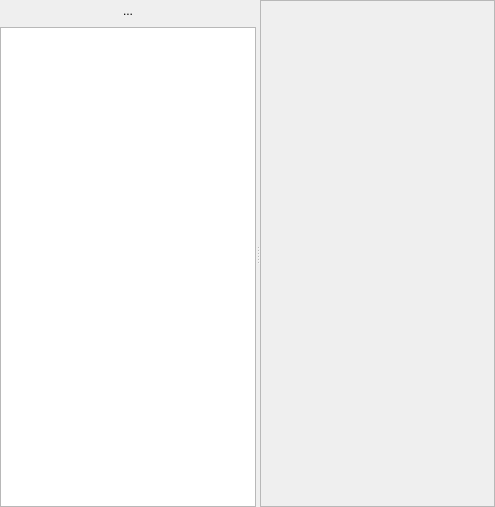
Before: the Qt Designer form src/ui/qgsdualviewbase.ui in carsmie/QGIS, drawn with Qt 5.
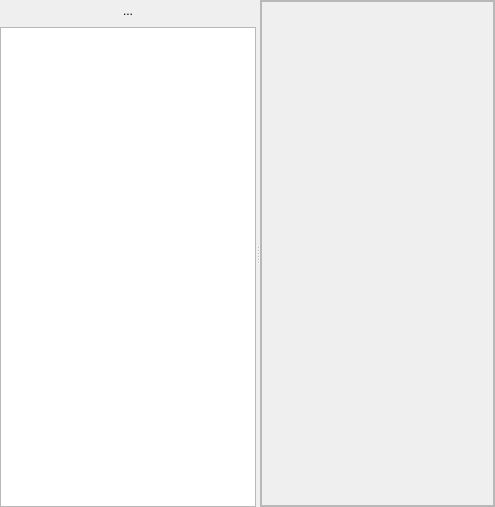
After: the same form once the commit is applied. The open tabs and pages were chosen to show the change. Icons and pictures are not drawn. Custom widgets are drawn as their Qt base class.

Commit message:
[FEATURE] Port editor widgets to new API
Create a new widget for for attribute form

fix #10281
fix #7319
fix #7013
fix #9335
fix #4417

Patch:
```diff
--- a/src/ui/qgsdualviewbase.ui
+++ b/src/ui/qgsdualviewbase.ui
@@ -92,12 +92,36 @@
        <property name="frameShadow">
         <enum>QFrame::Raised</enum>
        </property>
-       <layout class="QVBoxLayout" name="verticalLayout">
-        <property name="margin">
+       <layout class="QGridLayout" name="gridLayout">
+        <property name="leftMargin">
          <number>0</number>
         </property>
-        <item>
-         <layout class="QVBoxLayout" name="mAttributeEditorLayout"/>
+        <property name="topMargin">
+         <number>0</number>
+        </property>
+        <property name="rightMargin">
+         <number>0</number>
+        </property>
+        <property name="bottomMargin">
+         <number>0</number>
+        </property>
+        <item row="0" column="0">
+         <widget class="QScrollArea" name="mAttributeEditorScrollArea">
+          <property name="widgetResizable">
+           <bool>true</bool>
+          </property>
+          <widget class="QWidget" name="mAttributeEditorLayout">
+           <property name="geometry">
+            <rect>
+             <x>0</x>
+             <y>0</y>
+             <width>229</width>
+             <height>503</height>
+            </rect>
+           </property>
+           <layout class="QGridLayout" name="gridLayout_4"/>
+          </widget>
+         </widget>
         </item>
        </layout>
       </widget>
```
Left out of the diff: 37 changed lines with no effect on the pictures. Lines whose indentation alone changed are shown as unchanged. The commit also changes 146 other files.
